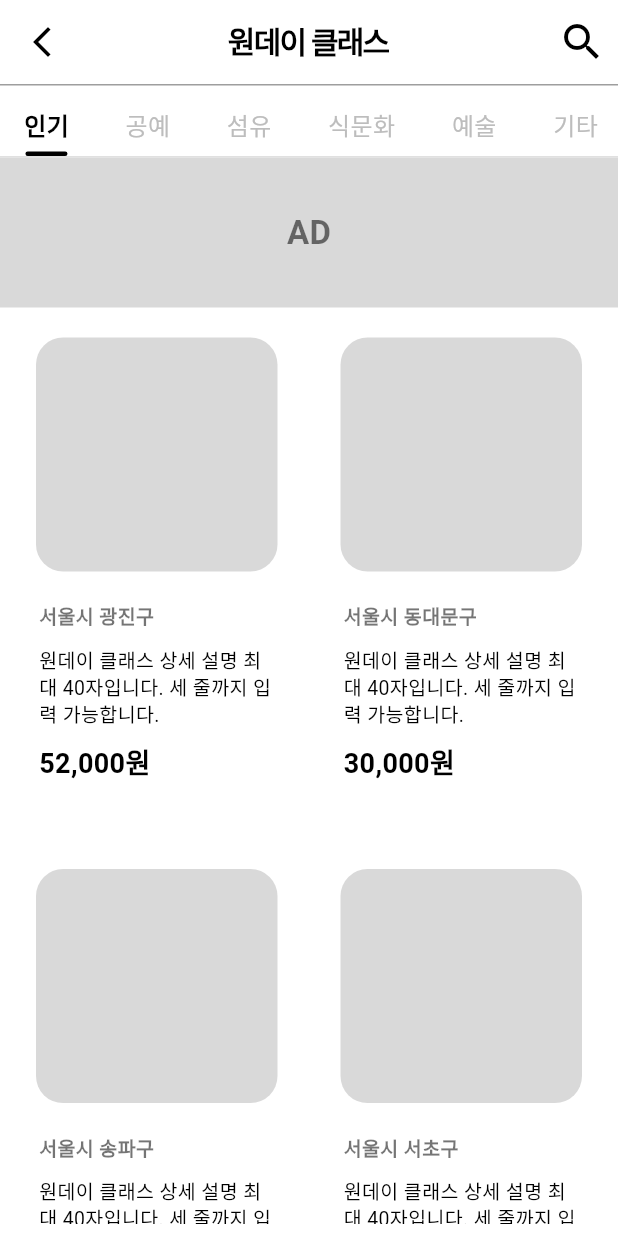
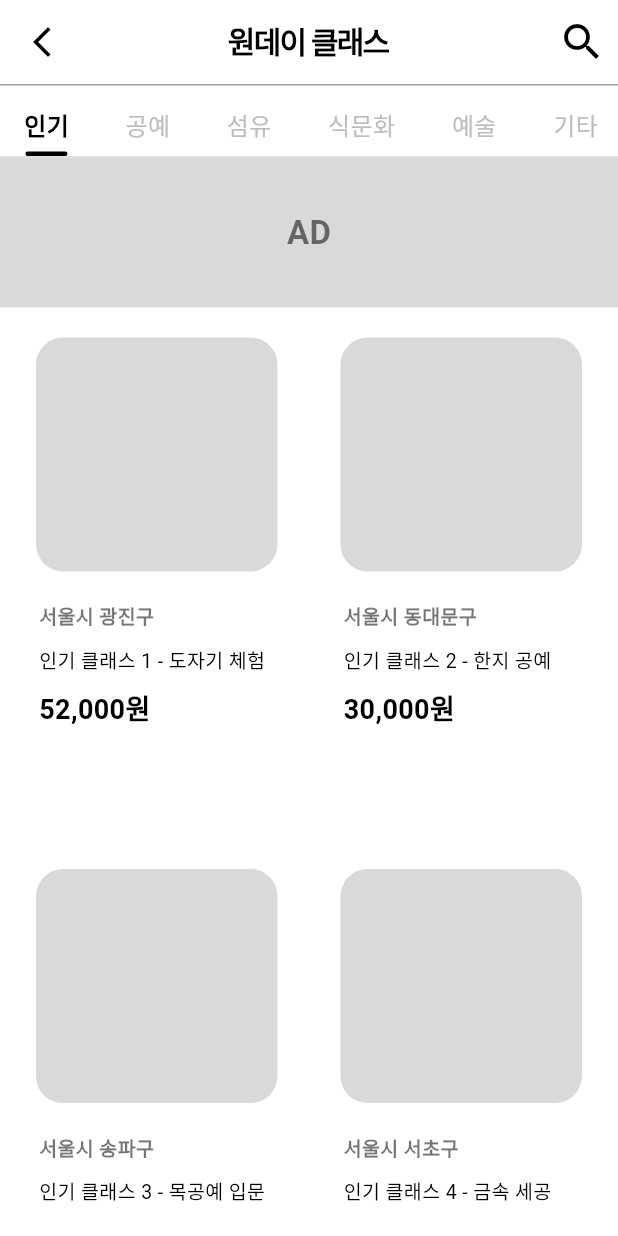
Before and after one commit to K-Hackathon-01z/eum-front, a Flutter app: the OnedayClassScreen screen opened by its route, on a phone screen of 412 x 824 dp. Run offline on Flutter 3.47's test engine with Material 3 defaults, Android fonts, the phone set to English and light mode, and no system bars; our stand-ins replace flutter_svg.

Commit message:
refactor: "카테고리 별 카드들이 다르게 구현되도록"

```diff
--- a/lib/screens/user/home/oneday_class/oneday_class.dart
+++ b/lib/screens/user/home/oneday_class/oneday_class.dart
@@ -24,16 +24,44 @@ class _OnedayClassScreenState extends State<OnedayClassScreen> {
   };
   int selectedSubCategory = 0;
 
-  final List<Map<String, String>> classData = [
-    {'region': '서울시 광진구', 'desc': '원데이 클래스 상세 설명 최대 40자입니다. 세 줄까지 입력 가능합니다.', 'price': '52,000원'},
-    {'region': '서울시 동대문구', 'desc': '원데이 클래스 상세 설명 최대 40자입니다. 세 줄까지 입력 가능합니다.', 'price': '30,000원'},
-    {'region': '서울시 송파구', 'desc': '원데이 클래스 상세 설명 최대 40자입니다. 세 줄까지 입력 가능합니다.', 'price': '100,000원'},
-    {'region': '서울시 서초구', 'desc': '원데이 클래스 상세 설명 최대 40자입니다. 세 줄까지 입력 가능합니다.', 'price': '97,000원'},
-    {'region': '서울시 광진구', 'desc': '원데이 클래스 상세 설명 최대 40자입니다. 세 줄까지 입력 가능합니다.', 'price': '52,000원'},
-    {'region': '서울시 동대문구', 'desc': '원데이 클래스 상세 설명 최대 40자입니다. 세 줄까지 입력 가능합니다.', 'price': '30,000원'},
-    {'region': '서울시 송파구', 'desc': '원데이 클래스 상세 설명 최대 40자입니다. 세 줄까지 입력 가능합니다.', 'price': '100,000원'},
-    {'region': '서울시 서초구', 'desc': '원데이 클래스 상세 설명 최대 40자입니다. 세 줄까지 입력 가능합니다.', 'price': '97,000원'},
-  ];
+  final Map<String, List<Map<String, String>>> classDataByCategory = {
+    '인기': [
+      {'region': '서울시 광진구', 'desc': '인기 클래스 1 - 도자기 체험', 'price': '52,000원'},
+      {'region': '서울시 동대문구', 'desc': '인기 클래스 2 - 한지 공예', 'price': '30,000원'},
+      {'region': '서울시 송파구', 'desc': '인기 클래스 3 - 목공예 입문', 'price': '100,000원'},
+      {'region': '서울시 서초구', 'desc': '인기 클래스 4 - 금속 세공', 'price': '97,000원'},
+    ],
+    '공예': [
+      {'region': '서울시 강남구', 'desc': '공예 클래스 1 - 나전칠기', 'price': '60,000원'},
+      {'region': '서울시 마포구', 'desc': '공예 클래스 2 - 도자기 만들기', 'price': '55,000원'},
+      {'region': '서울시 종로구', 'desc': '공예 클래스 3 - 한지 등 만들기', 'price': '45,000원'},
+      {'region': '서울시 성동구', 'desc': '공예 클래스 4 - 목공예 체험', 'price': '80,000원'},
+    ],
+    '섬유': [
+      {'region': '서울시 강서구', 'desc': '섬유 클래스 1 - 자수 기초', 'price': '40,000원'},
+      {'region': '서울시 은평구', 'desc': '섬유 클래스 2 - 한복 만들기', 'price': '120,000원'},
+      {'region': '서울시 구로구', 'desc': '섬유 클래스 3 - 매듭 공예', 'price': '35,000원'},
+      {'region': '서울시 동작구', 'desc': '섬유 클래스 4 - 홍염장 체험', 'price': '50,000원'},
+    ],
+    '식문화': [
+      {'region': '서울시 용산구', 'desc': '식문화 클래스 1 - 전통주 만들기', 'price': '70,000원'},
+      {'region': '서울시 서대문구', 'desc': '식문화 클래스 2 - 장 담그기', 'price': '65,000원'},
+      {'region': '서울시 노원구', 'desc': '식문화 클래스 3 - 다과 체험', 'price': '38,000원'},
+      {'region': '서울시 중구', 'desc': '식문화 클래스 4 - 전통차 만들기', 'price': '42,000원'},
+    ],
+    '예술': [
+      {'region': '서울시 강북구', 'desc': '예술 클래스 1 - 판소리 입문', 'price': '90,000원'},
+      {'region': '서울시 관악구', 'desc': '예술 클래스 2 - 민요 배우기', 'price': '55,000원'},
+      {'region': '서울시 금천구', 'desc': '예술 클래스 3 - 탈춤 체험', 'price': '60,000원'},
+      {'region': '서울시 도봉구', 'desc': '예술 클래스 4 - 무용 워크숍', 'price': '110,000원'},
+    ],
+    '기타': [
+      {'region': '서울시 중랑구', 'desc': '기타 클래스 1 - 단청장 체험', 'price': '75,000원'},
+      {'region': '서울시 양천구', 'desc': '기타 클래스 2 - 소목장 입문', 'price': '85,000원'},
+      {'region': '서울시 강동구', 'desc': '기타 클래스 3 - 전통 공예', 'price': '60,000원'},
+      {'region': '서울시 서대문구', 'desc': '기타 클래스 4 - 창작 체험', 'price': '50,000원'},
+    ],
+  };
 
   @override
   Widget build(BuildContext context) {
@@ -43,6 +71,7 @@ class _OnedayClassScreenState extends State<OnedayClassScreen> {
     final double minTextWidth = 32; // 카테고리 텍스트의 최소 너비(더 넓은 간격)
     final double separatorWidth =
         (screenWidth - horizontalPadding - (categoryCount * minTextWidth)) / (categoryCount - 1);
+    final classData = classDataByCategory[categories[selectedCategory]] ?? [];
     return Scaffold(
       backgroundColor: Colors.white,
       appBar: AppBar(
```
